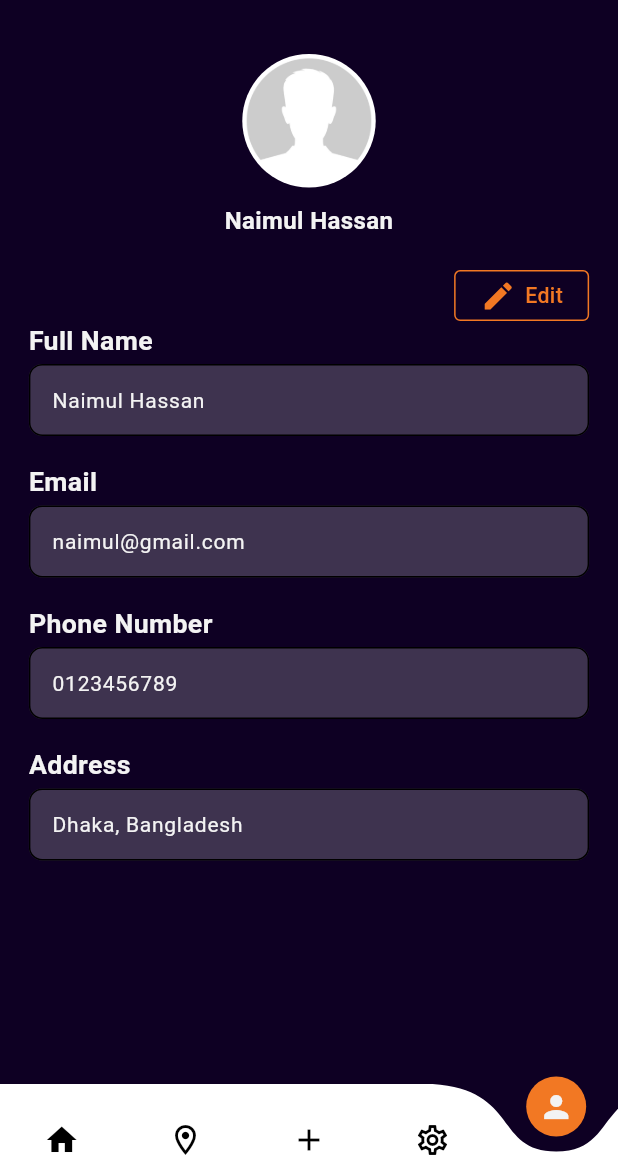
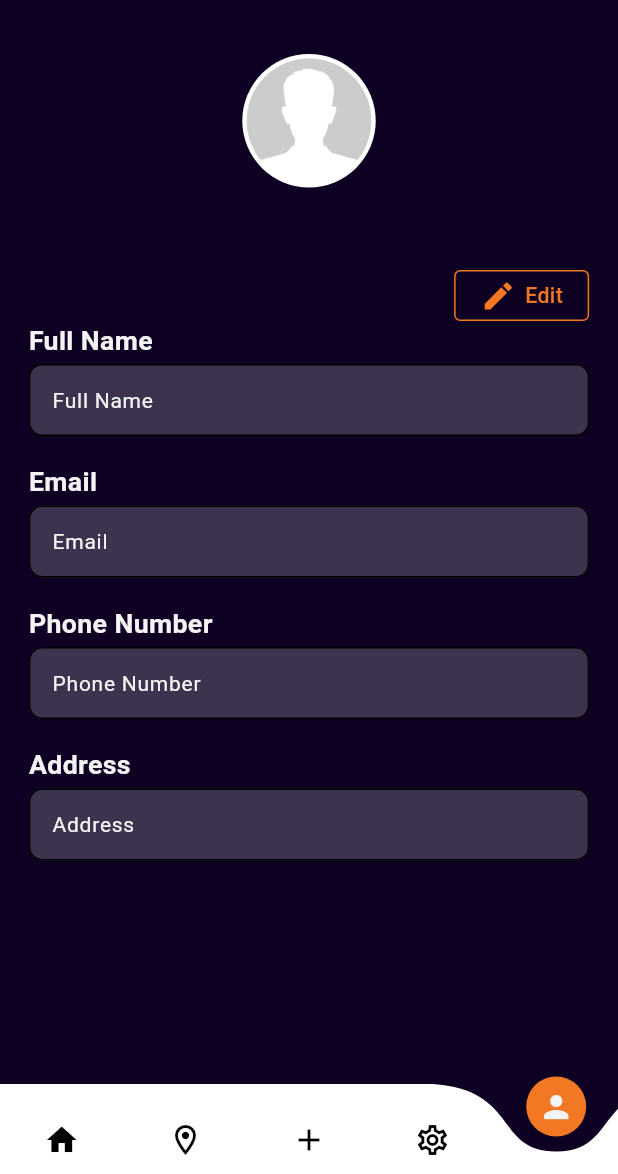
Before and after one commit to bdCalling-Sdt-hub/paintpal, a Flutter app: the ProfileScreen screen opened by its route, on a phone screen of 412 x 824 dp, the part 62-1236 px from its top. Run offline on Flutter 3.47's test engine with Material 3 defaults, Android fonts, the light colour scheme and no system bars; drawn by our look-alikes of cached_network_image, curved_navigation_bar; our stand-ins replace dotted_border, flutter_html, flutter_local_notifications, flutter_screenutil, flutter_svg, fluttertoast and 11 more; missing offline and left inert: flutter_barcode_scanner; accounts and stored records are empty; network calls fail.

Commit message:
profile done

```diff
--- a/lib/controllers/common_controller/profile/profile_controller.dart
+++ b/lib/controllers/common_controller/profile/profile_controller.dart
@@ -1,23 +1,93 @@
+import 'dart:convert';
+
+import 'package:flutter/foundation.dart';
 import 'package:flutter/material.dart';
 import 'package:get/get.dart';
+import 'package:paintpal/helpers/prefs_helper.dart';
+import 'package:paintpal/models/user_model.dart';
 
 import '../../../helpers/other_helper.dart';
+import '../../../services/api_service.dart';
+import '../../../utils/app_url.dart';
+import '../../../utils/app_utils.dart';
 
 class ProfileController extends GetxController {
-  List languages = ["English", "French", "Arabic"];
-  List gender = const ["Male", "Female", "Other"];
+  String? image;
+  bool isLoading = false;
+  bool updateIsLoading = false;
 
-  String selectedLanguage = "English";
-  String? image;
+  UserModel userModel = UserModel.fromJson({});
 
-  TextEditingController nameController = TextEditingController(text: "Naimul Hassan");
-  TextEditingController emailController = TextEditingController(text: "naimul@gmail.com");
+  TextEditingController nameController =
+      TextEditingController(text: kDebugMode ? "Naimul Hassan" : "");
+  TextEditingController emailController =
+      TextEditingController(text: kDebugMode ? "naimul@gmail.com" : "");
 
-  TextEditingController numberController = TextEditingController(text: "0123456789");
-  TextEditingController addressController = TextEditingController(text: "Dhaka, Bangladesh");
+  TextEditingController numberController =
+      TextEditingController(text: kDebugMode ? "0123456789" : "");
+  TextEditingController addressController =
+      TextEditingController(text: kDebugMode ? "Dhaka, Bangladesh" : "");
 
   getProfileImage() async {
     image = await OtherHelper.openGallery();
     update();
   }
+
+  getProfileRepo() async {
+    isLoading = true;
+    update();
+    var response =
+        await ApiService.getApi("${AppUrls.user}/${PrefsHelper.userId}");
+
+    if (response.statusCode == 200) {
+      userModel = UserModel.fromJson(jsonDecode(response.body)["data"]);
+      nameController.text = userModel.fullName;
+      numberController.text = userModel.phone;
+      emailController.text = userModel.email;
+      addressController.text = userModel.address;
+    }
+
+    isLoading = false;
+    update();
+  }
+
+  updateProfileRepo() async {
+    updateIsLoading = true;
+    update();
+    Map<String, String> body = {
+      "fullName": nameController.text,
+      "phone": numberController.text,
+      "address": addressController.text,
+    };
+
+    var response = await ApiService.multipartRequest(
+        method: "PUT",
+        url: AppUrls.user,
+        body: body,
+        imageName: "photo",
+        imagePath: image);
+
+    if (response.statusCode == 200) {
+      var data = jsonDecode(response.body);
+
+      PrefsHelper.myImage = data['data']["photo"];
+      PrefsHelper.myName = data['data']["fullName"];
+
+      PrefsHelper.setString("myImage", PrefsHelper.myImage);
+      PrefsHelper.setString("myName", PrefsHelper.myName);
+
+      Get.back();
+      getProfileRepo();
+    } else {
+      Utils.snackBarMessage(response.statusCode.toString(), response.message);
+    }
+    updateIsLoading = false;
+    update();
+  }
+
+  @override
+  void onInit() {
+    getProfileRepo();
+    super.onInit();
+  }
 }
--- a/lib/controllers/home/home_controller.dart
+++ b/lib/controllers/home/home_controller.dart
@@ -15,7 +15,7 @@
 
 class HomeController extends GetxController {
   List houses = [];
-  Status status = Status.completed;
+  Status status = Status.loading;
   bool houseStatus = false;
   bool otherHouse = false;
 
--- a/lib/helpers/prefs_helper.dart
+++ b/lib/helpers/prefs_helper.dart
@@ -52,7 +52,7 @@
     otherHouse = preferences.getBool("otherHouse") ?? false;
 
     if (kDebugMode) {
-      print(userId);
+      print(myImage);
     }
   }
 
--- a/lib/main.dart
+++ b/lib/main.dart
@@ -41,7 +41,7 @@
         fallbackLocale: const Locale("en", "US"),
         theme: themeData,
         transitionDuration: const Duration(milliseconds: 300),
-        initialRoute: AppRoutes.home,
+        initialRoute: AppRoutes.splash,
         getPages: AppRoutes.routes,
       ),
     );
--- /dev/null
+++ b/lib/models/user_model.dart
@@ -0,0 +1,49 @@
+class UserModel {
+  final String id;
+  final String fullName;
+  final String phone;
+  final String email;
+  final String password;
+  final String role;
+  final String photo;
+  final String address;
+  final bool isOnline;
+  final bool isDeleted;
+  final bool isBlocked;
+  final DateTime createdAt;
+  final DateTime updatedAt;
+
+  UserModel({
+    required this.id,
+    required this.fullName,
+    required this.phone,
+    required this.email,
+    required this.password,
+    required this.role,
+    required this.photo,
+    required this.address,
+    required this.isOnline,
+    required this.isDeleted,
+    required this.isBlocked,
+    required this.createdAt,
+    required this.updatedAt,
+  });
+
+  factory UserModel.fromJson(Map<String, dynamic> json) {
+    return UserModel(
+      id: json['_id'] ?? '',
+      fullName: json['fullName'] ?? '',
+      phone: json['phone'] ?? '',
+      email: json['email'] ?? '',
+      password: json['password'] ?? '',
+      role: json['role'] ?? 'user',
+      photo: json['photo'] ?? '/uploads/profile/default-user.jpg',
+      address: json['address'] ?? '',
+      isOnline: json['isOnline'] == "1",
+      isDeleted: json['isDelete'] == "yes",
+      isBlocked: json['isBlock'] == "yes",
+      createdAt: DateTime.tryParse(json['createdAt'] ?? '') ?? DateTime.now(),
+      updatedAt: DateTime.tryParse(json['updatedAt'] ?? '') ?? DateTime.now(),
+    );
+  }
+}
--- a/lib/view/screen/common_screen/profile/profile_screen.dart
+++ b/lib/view/screen/common_screen/profile/profile_screen.dart
@@ -3,6 +3,8 @@
 
 import 'package:get/get.dart';
 import 'package:paintpal/extension/my_extension.dart';
+import 'package:paintpal/helpers/prefs_helper.dart';
+import 'package:paintpal/view/component/other_widgets/common_loader.dart';
 import '../../../../controllers/common_controller/profile/profile_controller.dart';
 import '../../../../core/app_routes.dart';
 import '../../../../utils/app_colors.dart';
@@ -40,8 +42,8 @@
                     backgroundColor: Colors.transparent,
                     child: ClipOval(
                       child: CommonImage(
-                        imageSrc: AppImages.profile,
-                        imageType: ImageType.png,
+                        imageSrc: PrefsHelper.myImage,
+                        imageType: ImageType.network,
                         height: 100,
                         width: 100,
                         defaultImage: AppImages.profile,
@@ -81,7 +83,9 @@
                     ),
                   ),
                 ).end,
-                const EditProfileAllFiled()
+                controller.isLoading
+                    ? const CommonLoader()
+                    : const EditProfileAllFiled()
               ],
             ),
           );
```
Also changed, not shown: lib/view/screen/common_screen/profile/edit_profile.dart (+5 -3 lines).
